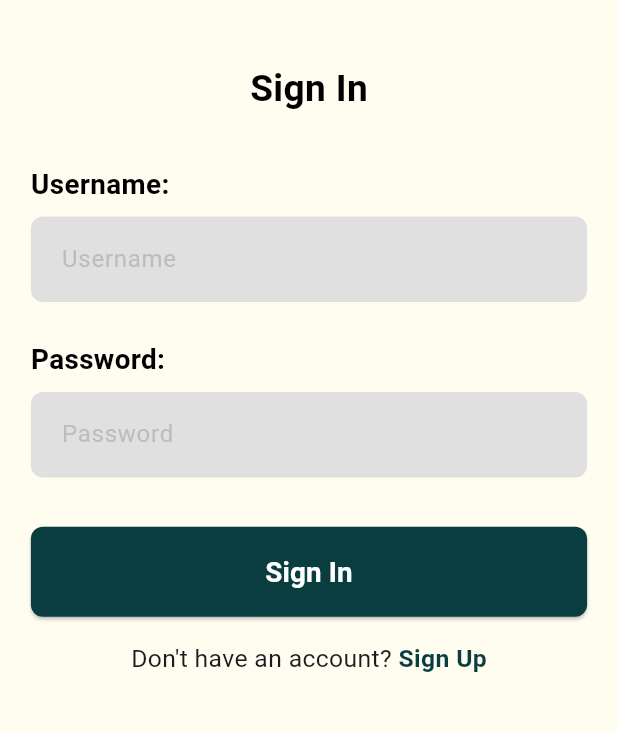
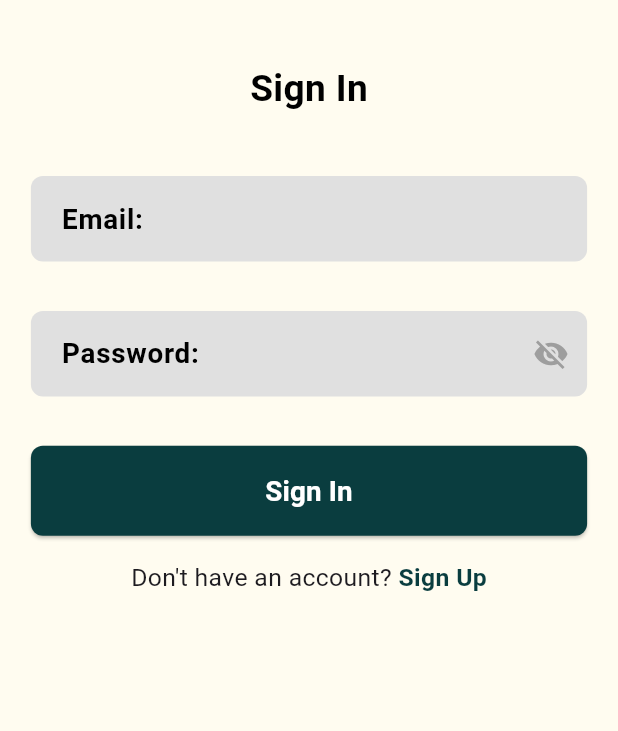
Before and after one commit to HarisAli-dev/faceiq, a Flutter app: the screen it shows after launch, on a phone screen of 412 x 824 dp, the part 309-1040 px from its top. Run offline on Flutter 3.47's test engine with Material 3 defaults, Android fonts, the phone set to English and light mode, and no system bars; our stand-ins replace image_picker, shared_preferences.

Commit message:
bug fixes

```diff
--- a/lib/view/signin.dart
+++ b/lib/view/signin.dart
@@ -15,8 +15,8 @@ class _SignInState extends State<SignIn> {
   final TextEditingController _usernameController = TextEditingController();
   final TextEditingController _passwordController = TextEditingController();
   bool _isLoading = false;
-  String? _errorMessage;
   final _formKey = GlobalKey<FormState>();
+  bool _obscurePassword = false;
 
   @override
   void dispose() {
@@ -29,7 +29,6 @@ class _SignInState extends State<SignIn> {
   Future<void> _validateLogin() async {
     setState(() {
       _isLoading = true;
-      _errorMessage = null;
     });
 
     try {
@@ -43,11 +42,10 @@ class _SignInState extends State<SignIn> {
 
       // Get stored credentials from SharedPreferences
       final prefs = await SharedPreferences.getInstance();
-      final storedUsername = prefs.getString('username');
+      final storedEmail = prefs.getString('email');
       final storedPassword = prefs.getString('password');
-
       // Check if credentials match
-      if (storedUsername == _usernameController.text &&
+      if (storedEmail == _usernameController.text &&
           storedPassword == _passwordController.text) {
         // Login successful
         await prefs.setBool('isLoggedIn', true);
@@ -55,8 +53,6 @@ class _SignInState extends State<SignIn> {
         setState(() {
           _isLoading = false;
         });
-
-        if (mounted) {
         ScaffoldMessenger.of(context).showSnackBar(
           const SnackBar(
             content: Text('Login successful!'),
@@ -69,17 +65,17 @@ class _SignInState extends State<SignIn> {
           context,
           MaterialPageRoute(builder: (context) => const HomeScreen()),
         );
-        }
       } else {
-        // Login failed
-        setState(() {
-          _errorMessage = 'Invalid username or password';
         _isLoading = false;
-        });
+        ScaffoldMessenger.of(context).showSnackBar(
+          const SnackBar(
+            content: Text('Wrong credentials!'),
+            backgroundColor: Colors.red,
+          ),
+        );
       }
     } catch (e) {
       setState(() {
-        _errorMessage = 'An error occurred: $e';
         _isLoading = false;
       });
     }
@@ -95,13 +91,14 @@ class _SignInState extends State<SignIn> {
         child: SingleChildScrollView(
           child: Padding(
             padding: EdgeInsets.all(mq.width * 0.05),
+            child: Form(
+              key: _formKey,
               child: Column(
                 mainAxisAlignment: MainAxisAlignment.center,
                 crossAxisAlignment: CrossAxisAlignment.stretch,
                 children: [
                   SizedBox(height: mq.height * 0.15),
 
-                // Logo
                   Center(
                     child: Image.asset(
                       'assets/images/logo.png',
@@ -112,7 +109,6 @@ class _SignInState extends State<SignIn> {
 
                   SizedBox(height: mq.height * 0.05),
 
-                // Sign In Text
                   Center(
                     child: Text(
                       'Sign In',
@@ -126,31 +122,25 @@ class _SignInState extends State<SignIn> {
 
                   SizedBox(height: mq.height * 0.04),
 
-                // Error message if any
-                if (_errorMessage != null)
-                  Container(
-                    padding: const EdgeInsets.all(10),
-                    margin: const EdgeInsets.only(bottom: 15),
-                    color: Colors.red.shade100,
-                    child: Text(
-                      _errorMessage!,
-                      style: const TextStyle(color: Colors.red),
-                    ),
-                  ),
-
-                Text(
-                  'Username:',
+                  SizedBox(height: mq.height * 0.01),
+                  TextFormField(
+                    validator: (value) {
+                      if (value == null || value.isEmpty) {
+                        return 'Username is required';
+                      }
+                      return null;
+                    },
+                    controller: _usernameController,
+                    decoration: InputDecoration(
+                      label: Text(
+                        'Email:',
                         style: TextStyle(
                           fontSize: mq.width * 0.045,
                           fontWeight: FontWeight.bold,
                           color: Colors.black,
                         ),
                       ),
-                SizedBox(height: mq.height * 0.01),
-                TextField(
-                  controller: _usernameController,
-                  decoration: InputDecoration(
-                    hintText: 'Username',
+                      hintText: 'Email',
                       hintStyle: TextStyle(color: Colors.grey[400]),
                       filled: true,
                       fillColor: Colors.grey[300],
@@ -168,7 +158,32 @@ class _SignInState extends State<SignIn> {
                   SizedBox(height: mq.height * 0.03),
 
                   // Password field
-                Text(
+                  SizedBox(height: mq.height * 0.01),
+                  TextFormField(
+                    validator: (value) {
+                      if (value == null || value.isEmpty) {
+                        return 'Password is required';
+                      }
+                      return null;
+                    },
+
+                    controller: _passwordController,
+                    obscureText: _obscurePassword!,
+                    decoration: InputDecoration(
+                      suffixIcon: IconButton(
+                        icon: Icon(
+                          _obscurePassword
+                              ? Icons.visibility
+                              : Icons.visibility_off,
+                          color: Colors.grey,
+                        ),
+                        onPressed: () {
+                          setState(() {
+                            _obscurePassword = !_obscurePassword;
+                          });
+                        },
+                      ),
+                      label: Text(
                         'Password:',
                         style: TextStyle(
                           fontSize: mq.width * 0.045,
@@ -176,11 +191,6 @@ class _SignInState extends State<SignIn> {
                           color: Colors.black,
                         ),
                       ),
-                SizedBox(height: mq.height * 0.01),
-                TextField(
-                  controller: _passwordController,
-                  obscureText: true,
-                  decoration: InputDecoration(
                       hintText: 'Password',
                       hintStyle: TextStyle(color: Colors.grey[400]),
                       filled: true,
@@ -266,6 +276,7 @@ class _SignInState extends State<SignIn> {
             ),
           ),
         ),
+      ),
     );
   }
 }
```
Also changed, not shown: lib/view/profile_screen.dart (+0 -20 lines), 1 other file. Lines whose indentation alone changed are shown as unchanged.
